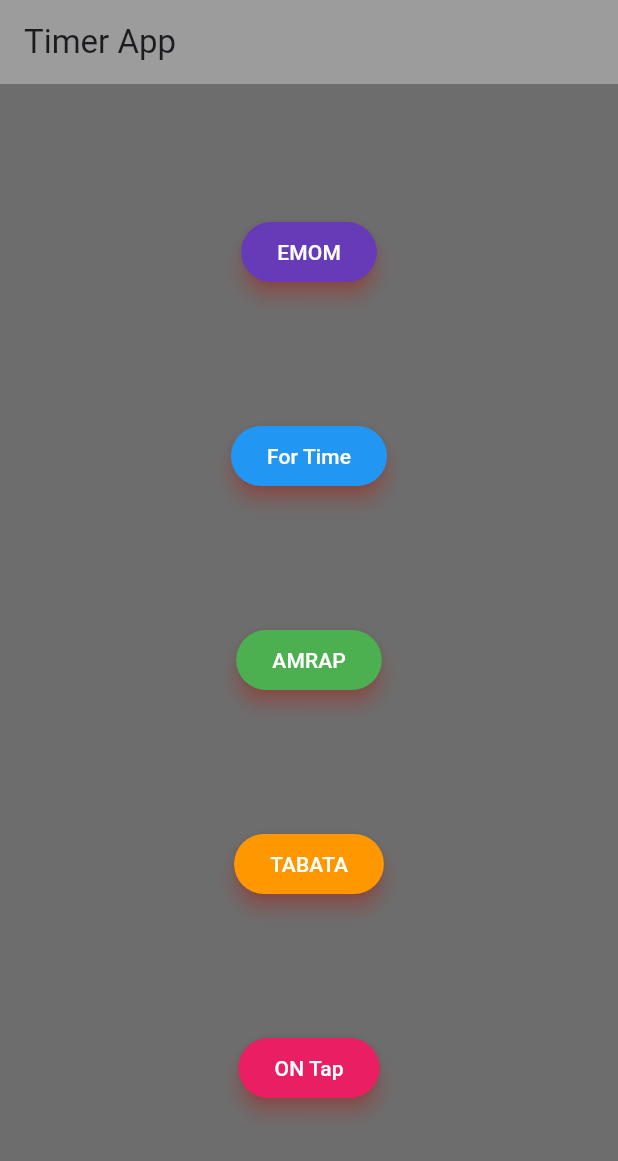
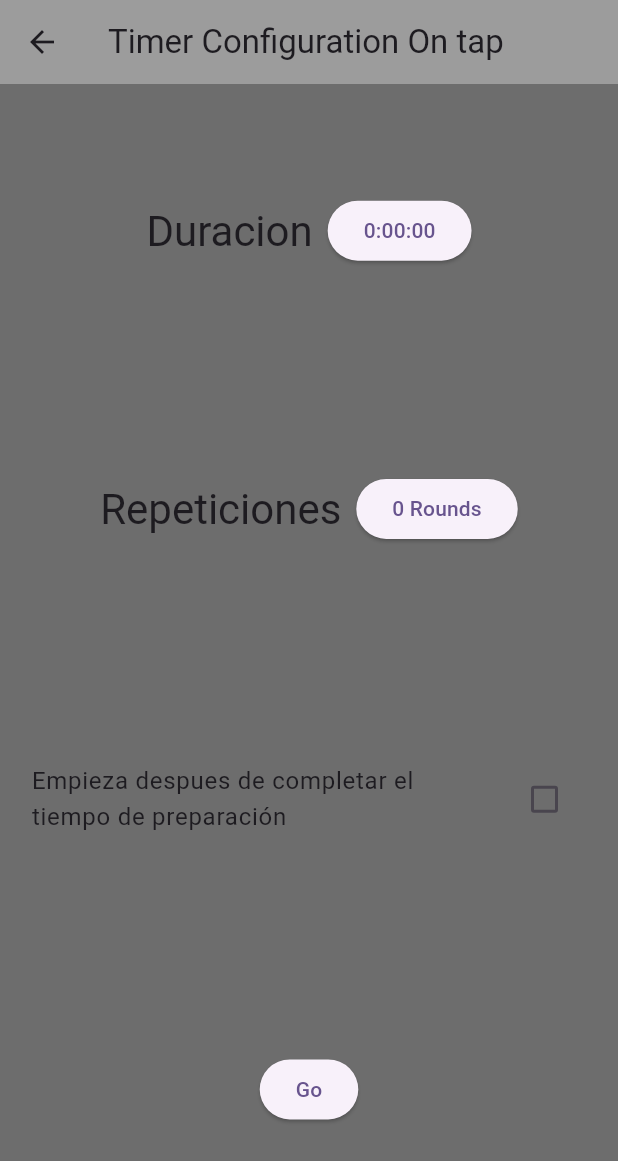
Before and after one commit to gusiihm/smarttimer, a Flutter app: the screen it shows after launch, after a tap on "ON Tap", on a phone screen of 412 x 824 dp. Shown: the top 1161 px of the screen. Run offline on Flutter 3.47's test engine with Material 3 defaults, Android fonts, the phone set to English and light mode, and no system bars; our stand-ins replace audioplayers; missing offline and left inert: flutter_picker.

Commit message:
ontap page, timer page, config timer page, finish page terminado y funcionando

```diff
--- a/lib/emom_timer.dart
+++ b/lib/emom_timer.dart
@@ -197,11 +197,7 @@ class EmomTimerState extends State<EmomTimer>{
     await player.play(AssetSource('sonidos/beeps-bonks-boinks8.mp3'));
   }
   void gotofinishpage(){
-    Navigator.pushNamed(
-      context,
-      '/finishtimer',
-      arguments: WidgetFinishData(_duration, _counter, _serie, _totaltime, const Duration(seconds: 0)),
-
+    Navigator.pushNamed(context, '/finishtimer', arguments: WidgetFinishData(_duration, _counter, _serie, _totaltime, const Duration(seconds: 0))
       );
   }
 
--- a/lib/finishpage.dart
+++ b/lib/finishpage.dart
@@ -52,7 +52,7 @@ class  FinishPage extends StatelessWidget {
               style: const TextStyle(fontSize: 20),textAlign: TextAlign.left,
             ),
             Text(
-              'Total Time: ${_totalTime.inMinutes} minutes',
+              'Total Time: ${formatDuration(_totalTime)}',
               style: const TextStyle(fontSize: 20),textAlign: TextAlign.left,
             ),
             const Text(
--- a/lib/main.dart
+++ b/lib/main.dart
@@ -2,6 +2,8 @@ import 'package:flutter/material.dart';
 import 'package:smarttimer/emom_C_page.dart';
 import 'package:smarttimer/emom_timer.dart';
 import 'package:smarttimer/finishpage.dart';
+import 'package:smarttimer/ontap_config_timer.dart';
+import 'package:smarttimer/ontap_timer.dart';
 
 void main() {
   runApp(const MyApp());
@@ -26,6 +28,8 @@ class MyApp extends StatelessWidget {
         '/emom/configuration': (context) => const emom_c_page(),
         '/emom/timer':(context) => const EmomTimer(),
         '/finishtimer':(context) =>  FinishPage(),
+        '/ontap/configuration':(context) =>  TimerConfigPage_onTap(),
+        '/ontap/timer':(context) => const  OnTapTimer(),
       },
     );
   }
@@ -102,7 +106,10 @@ class FirstRute extends StatelessWidget {
               ),
               child: const Text('ON Tap',style: TextStyle(color: Colors.white)),
               onPressed: () {
-                // Acción para el botón 5
+                 Navigator.pushNamed(
+                  context,
+                  '/ontap/configuration',
+                );
               },
             ),
           ],
--- a/lib/ontap.dart
+++ b/lib/ontap.dart
@@ -56,6 +56,13 @@ class WidgetEmomData{
   final int counter;
   WidgetEmomData(this.duration, this.counter);
 }
+class WidgetonTapData{
+  final Duration duration;
+  final int counter;
+  final bool startAfterCompletion;
+  WidgetonTapData(this.duration, this.counter, this.startAfterCompletion);
+}
+
 class WidgetFinishData {
     final Duration duration;
     final int  counter;
--- /dev/null
+++ b/lib/ontap_config_timer.dart
@@ -0,0 +1,102 @@
+import 'package:flutter/material.dart';
+import 'package:smarttimer/ontap.dart';
+
+class TimerConfigPage_onTap extends StatefulWidget {
+  @override
+  _TimerConfigPageState createState() => _TimerConfigPageState();
+}
+
+class _TimerConfigPageState extends State<TimerConfigPage_onTap> {
+  Duration _duration = const Duration(seconds: 0);
+  int _repetitions = 0;
+  bool _startAfterCompletion = false;
+
+  @override
+  Widget build(BuildContext context) {
+    return Scaffold(
+      backgroundColor: const Color.fromARGB(255, 109, 109, 109),
+      appBar: AppBar(
+        backgroundColor: const Color.fromARGB(255, 156, 156, 156),
+        title: Text('Timer Configuration On tap'),
+      ),
+      body: Padding(
+        padding: EdgeInsets.all(5.0),
+        child: Column(
+          crossAxisAlignment: CrossAxisAlignment.center,
+          mainAxisAlignment: MainAxisAlignment.spaceAround,
+          children: [
+            Row( mainAxisAlignment: MainAxisAlignment.center,
+            children: [
+              Center(
+                child: Text(
+                  'Duracion',
+                  style: Theme.of(context).textTheme.headlineMedium,
+                )
+              ),
+              const SizedBox(width: 10.0, height: 10.0,),
+              Center(
+                child: ElevatedButton(
+                  onPressed: () {
+                    OnTap.onTapTimer(context, (Duration duration) {
+                      setState(() {
+                        _duration = duration;
+                      });
+                    });
+
+                  },
+
+                  child:  Text(_duration.toString().substring(0, _duration.toString().length - 7 )),
+              ),
+              ),
+            ],
+          ),
+
+            Row(
+            mainAxisAlignment: MainAxisAlignment.center,
+            children: [
+              Center(
+                child: Text(
+                  'Repeticiones',
+                  style: Theme.of(context).textTheme.headlineMedium,
+                )
+              ),
+              const SizedBox(width: 10.0, height: 10.0,),
+              Center(
+                child: ElevatedButton(
+                  onPressed: () {
+                    OnTap.onTapCounter(context, (int counter) {
+                      setState(() {
+                        _repetitions = counter;
+                      });
+                    });
+
+                  },
+                  child: Text('$_repetitions Rounds'),
+              ),
+              ),
+            ],
+          ),
+
+            CheckboxListTile(
+              title: const Text('Empieza despues de completar el tiempo de preparación'),
+              value: _startAfterCompletion,
+
+              onChanged: (value) {
+                setState(() {
+                  _startAfterCompletion = value ?? false;
+                });
+              },
+            ),
+
+            ElevatedButton(
+              onPressed: () {
+                Navigator.pushNamed(context,'/ontap/timer', arguments: WidgetonTapData(_duration, _repetitions, _startAfterCompletion));
+              },
+              child: const Text('Go'),
+            ),
+          ],
+        ),
+      ),
+    );
+  }
+}
```
Also changed, not shown: lib/ontap_timer.dart (added, +214 -0 lines).
